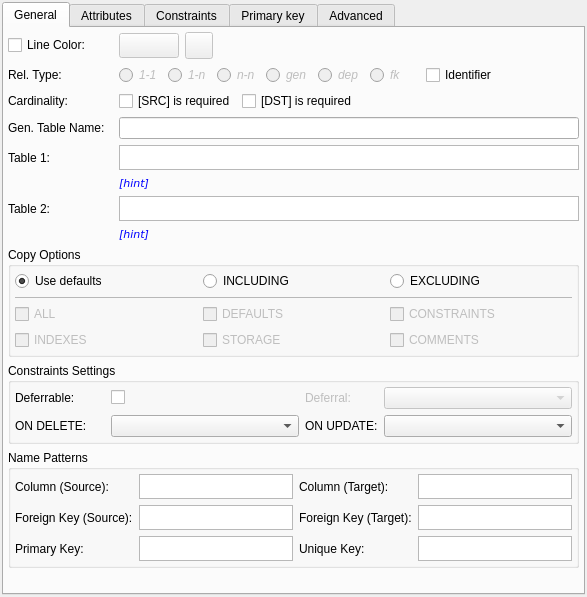
First picture: the form in libpgmodeler_ui/ui/relationshipwidget.ui, repository pgmodeler/pgmodeler, before the edit.
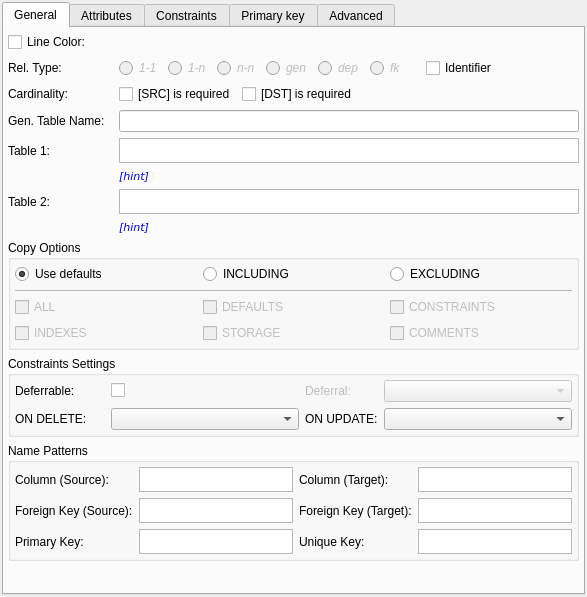
Second picture: the form after the edit. Icons and pictures are not drawn.

Commit message:
A significant code optimization was made on TagWidget by changing the tool buttons that was handling color configuration by color pickers.
Added a color picker on RelationshipWidget to configure custom line
color.

```diff
--- a/libpgmodeler_ui/ui/relationshipwidget.ui
+++ b/libpgmodeler_ui/ui/relationshipwidget.ui
@@ -72,7 +72,7 @@
        <property name="spacing">
         <number>6</number>
        </property>
-       <item row="1" column="1" colspan="3">
+       <item row="1" column="1" colspan="2">
         <layout class="QHBoxLayout" name="horizontalLayout">
          <item>
           <widget class="QRadioButton" name="rel_11_rb">
@@ -299,7 +299,7 @@
          </item>
         </layout>
        </item>
-       <item row="6" column="1" colspan="3">
+       <item row="6" column="1" colspan="2">
         <widget class="QLabel" name="ref_tab_hint_lbl">
          <property name="enabled">
           <bool>true</bool>
@@ -365,7 +365,7 @@
          </property>
         </widget>
        </item>
-       <item row="2" column="1" colspan="3">
+       <item row="2" column="1" colspan="2">
         <layout class="QHBoxLayout" name="horizontalLayout_2">
          <item>
           <widget class="QCheckBox" name="table1_mand_chk">
@@ -470,7 +470,7 @@
          </property>
         </widget>
        </item>
-       <item row="13" column="0" colspan="4">
+       <item row="13" column="0" colspan="3">
         <widget class="QGroupBox" name="foreign_key_gb">
          <property name="sizePolicy">
           <sizepolicy hsizetype="Expanding" vsizetype="Fixed">
@@ -632,7 +632,7 @@
          </layout>
         </widget>
        </item>
-       <item row="12" column="0" colspan="4">
+       <item row="12" column="0" colspan="3">
         <widget class="QGroupBox" name="copy_options_grp">
          <property name="sizePolicy">
           <sizepolicy hsizetype="Preferred" vsizetype="Fixed">
@@ -777,7 +777,7 @@
          </layout>
         </widget>
        </item>
-       <item row="14" column="0" colspan="4">
+       <item row="14" column="0" colspan="3">
         <widget class="QGroupBox" name="name_patterns_grp">
          <property name="sizePolicy">
           <sizepolicy hsizetype="Preferred" vsizetype="Expanding">
@@ -1129,7 +1129,7 @@
          </property>
         </widget>
        </item>
-       <item row="15" column="0" colspan="4">
+       <item row="15" column="0" colspan="3">
         <spacer name="verticalSpacer">
          <property name="orientation">
           <enum>Qt::Vertical</enum>
@@ -1145,14 +1145,14 @@
          </property>
         </spacer>
        </item>
-       <item row="3" column="1" colspan="3">
+       <item row="3" column="1" colspan="2">
         <widget class="QLineEdit" name="relnn_tab_name_edt">
          <property name="toolTip">
           <string>Name of the table generated from many to many relationship</string>
          </property>
         </widget>
        </item>
-       <item row="4" column="1" colspan="3">
+       <item row="4" column="1" colspan="2">
         <widget class="QTextEdit" name="ref_table_txt">
          <property name="minimumSize">
           <size>
@@ -1191,7 +1191,7 @@
          </property>
         </widget>
        </item>
-       <item row="7" column="1" colspan="3">
+       <item row="7" column="1" colspan="2">
         <widget class="QTextEdit" name="recv_table_txt">
          <property name="minimumSize">
           <size>
@@ -1230,72 +1230,6 @@
          </property>
         </widget>
        </item>
-       <item row="8" column="1" colspan="3">
-        <widget class="QLabel" name="recv_tab_hint_lbl">
-         <property name="enabled">
-          <bool>true</bool>
-         </property>
-         <property name="sizePolicy">
-          <sizepolicy hsizetype="Expanding" vsizetype="Preferred">
-           <horstretch>0</horstretch>
-           <verstretch>0</verstretch>
-          </sizepolicy>
-         </property>
-         <property name="palette">
-          <palette>
-           <active>
-            <colorrole role="WindowText">
-             <brush brushstyle="SolidPattern">
-              <color alpha="255">
-               <red>0</red>
-               <green>0</green>
-               <blue>255</blue>
-              </color>
-             </brush>
-            </colorrole>
-           </active>
-           <inactive>
-            <colorrole role="WindowText">
-             <brush brushstyle="SolidPattern">
-              <color alpha="255">
-               <red>0</red>
-               <green>0</green>
-               <blue>255</blue>
-              </color>
-             </brush>
-            </colorrole>
-           </inactive>
-           <disabled>
-            <colorrole role="WindowText">
-             <brush brushstyle="SolidPattern">
-              <color alpha="255">
-               <red>117</red>
-               <green>114</green>
-               <blue>112</blue>
-              </color>
-             </brush>
-            </colorrole>
-           </disabled>
-          </palette>
-         </property>
-         <property name="font">
-          <font>
-           <family>DejaVu Sans</family>
-           <pointsize>8</pointsize>
-           <italic>true</italic>
-          </font>
-         </property>
-         <property name="text">
-          <string>[hint]</string>
-         </property>
-         <property name="textFormat">
-          <enum>Qt::PlainText</enum>
-         </property>
-         <property name="wordWrap">
-          <bool>true</bool>
-         </property>
-        </widget>
-       </item>
        <item row="0" column="0">
         <widget class="QCheckBox" name="line_color_chk">
          <property name="text">
@@ -1303,82 +1237,71 @@
          </property>
         </widget>
        </item>
-       <item row="0" column="1" colspan="3">
-        <layout class="QHBoxLayout" name="horizontalLayout_3">
-         <item>
-          <widget class="QToolButton" name="color_select_tb">
-           <property name="enabled">
-            <bool>false</bool>
-           </property>
-           <property name="minimumSize">
-            <size>
-             <width>60</width>
-             <height>25</height>
-            </size>
-           </property>
-           <property name="maximumSize">
-            <size>
-             <width>60</width>
-             <height>25</height>
-            </size>
-           </property>
-           <property name="text">
-            <string/>
-           </property>
-          </widget>
-         </item>
-         <item>
-          <widget class="QToolButton" name="random_color_tb">
-           <property name="enabled">
-            <bool>false</bool>
-           </property>
-           <property name="sizePolicy">
-            <sizepolicy hsizetype="Preferred" vsizetype="Preferred">
-             <horstretch>0</horstretch>
-             <verstretch>0</verstretch>
-            </sizepolicy>
-           </property>
-           <property name="minimumSize">
-            <size>
-             <width>0</width>
-             <height>0</height>
-            </size>
-           </property>
-           <property name="toolTip">
-            <string>Generate random line color</string>
-           </property>
-           <property name="text">
-            <string/>
-           </property>
-           <property name="icon">
-            <iconset resource="../res/resources.qrc">
-             <normaloff>:/icones/icones/atualizar.png</normaloff>:/icones/icones/atualizar.png</iconset>
-           </property>
-           <property name="iconSize">
-            <size>
-             <width>20</width>
-             <height>20</height>
-            </size>
-           </property>
-           <property name="shortcut">
-            <string>Alt+R</string>
-           </property>
-          </widget>
-         </item>
-         <item>
-          <spacer name="horizontalSpacer">
-           <property name="orientation">
-            <enum>Qt::Horizontal</enum>
-           </property>
-           <property name="sizeHint" stdset="0">
-            <size>
-             <width>40</width>
-             <height>20</height>
-            </size>
-           </property>
-          </spacer>
-         </item>
-        </layout>
+       <item row="8" column="1" colspan="2">
+        <widget class="QLabel" name="recv_tab_hint_lbl">
+         <property name="enabled">
+          <bool>true</bool>
+         </property>
+         <property name="sizePolicy">
+          <sizepolicy hsizetype="Expanding" vsizetype="Preferred">
+           <horstretch>0</horstretch>
+           <verstretch>0</verstretch>
+          </sizepolicy>
+         </property>
+         <property name="palette">
+          <palette>
+           <active>
+            <colorrole role="WindowText">
+             <brush brushstyle="SolidPattern">
+              <color alpha="255">
+               <red>0</red>
+               <green>0</green>
+               <blue>255</blue>
+              </color>
+             </brush>
+            </colorrole>
+           </active>
+           <inactive>
+            <colorrole role="WindowText">
+             <brush brushstyle="SolidPattern">
+              <color alpha="255">
+               <red>0</red>
+               <green>0</green>
+               <blue>255</blue>
+              </color>
+             </brush>
+            </colorrole>
+           </inactive>
+           <disabled>
+            <colorrole role="WindowText">
+             <brush brushstyle="SolidPattern">
+              <color alpha="255">
+               <red>117</red>
+               <green>114</green>
+               <blue>112</blue>
+              </color>
+             </brush>
+            </colorrole>
+           </disabled>
+          </palette>
+         </property>
+         <property name="font">
+          <font>
+           <family>DejaVu Sans</family>
+           <pointsize>8</pointsize>
+           <italic>true</italic>
+          </font>
+         </property>
+         <property name="text">
+          <string>[hint]</string>
+         </property>
+         <property name="textFormat">
+          <enum>Qt::PlainText</enum>
+         </property>
+         <property name="wordWrap">
+          <bool>true</bool>
+         </property>
+        </widget>
        </item>
       </layout>
      </widget>
```
Left out of the diff: 4 changed lines with no effect on the pictures. The commit also changes 12 other files.
